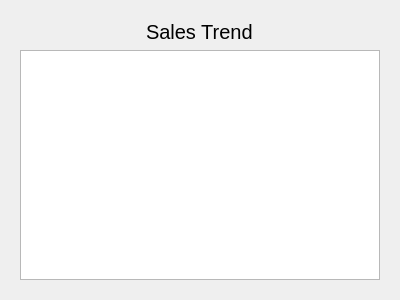
Old version of the form Order66Inventory/saletrends.ui in the repository josephtrandev/COMS4103_Project.
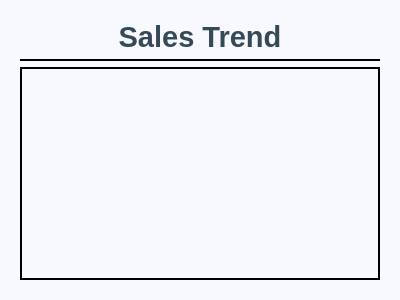
New version of the form.

What changed in the file:
```diff
--- a/Order66Inventory/saletrends.ui
+++ b/Order66Inventory/saletrends.ui
@@ -13,6 +13,12 @@
   <property name="windowTitle">
    <string>Form</string>
   </property>
+  <property name="styleSheet">
+   <string notr="true">*{
+	font-family: &quot;Nirmala UI&quot;;
+	background-color: #F8F8FF;
+}</string>
+  </property>
   <layout class="QGridLayout" name="gridLayout">
    <item row="0" column="0">
     <widget class="QStackedWidget" name="stackedWidget">
@@ -21,18 +27,39 @@
      </property>
      <widget class="QWidget" name="page">
       <layout class="QGridLayout" name="gridLayout_2">
-       <item row="0" column="0" alignment="Qt::AlignHCenter">
+       <item row="0" column="0">
         <widget class="QLabel" name="label">
          <property name="styleSheet">
-          <string notr="true">font-size: 20px bold;</string>
+          <string notr="true">font-size: 22pt;
+font-weight: bold;
+border-bottom: 2px solid;
+color: rgb(54, 73, 88);
+padding-bottom: 5px;</string>
          </property>
          <property name="text">
           <string>Sales Trend</string>
          </property>
+         <property name="alignment">
+          <set>Qt::AlignCenter</set>
+         </property>
         </widget>
        </item>
        <item row="1" column="0">
-        <widget class="QTableView" name="saleTrendTb"/>
+        <widget class="QTableView" name="saleTrendTb">
+         <property name="styleSheet">
+          <string notr="true">QTableView {
+	border: 2px solid black;
+	background-color: #F8F8FF;
+}
+
+QHeaderView{
+	font-size: 14px;
+	font-weight: bold;
+	background-color: #C8C8C8;
+	padding: 8px;
+}</string>
+         </property>
+        </widget>
        </item>
       </layout>
      </widget>
```
